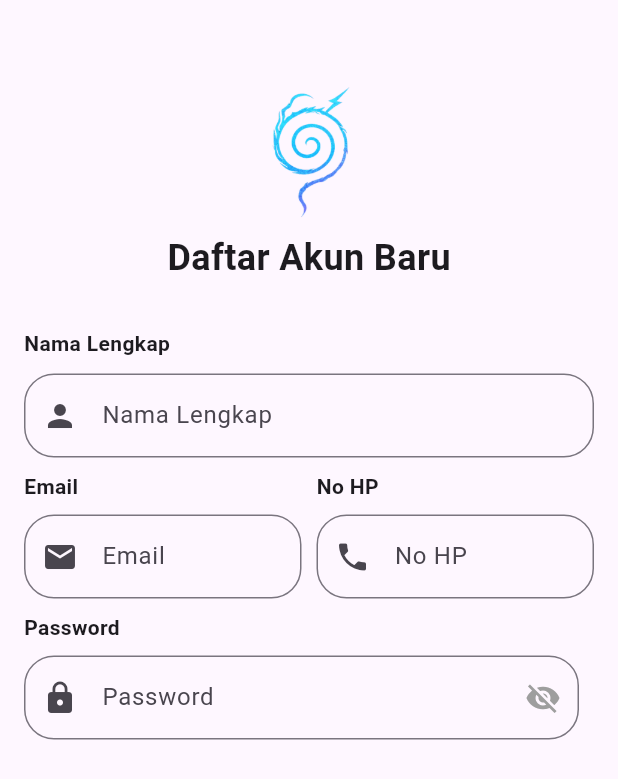
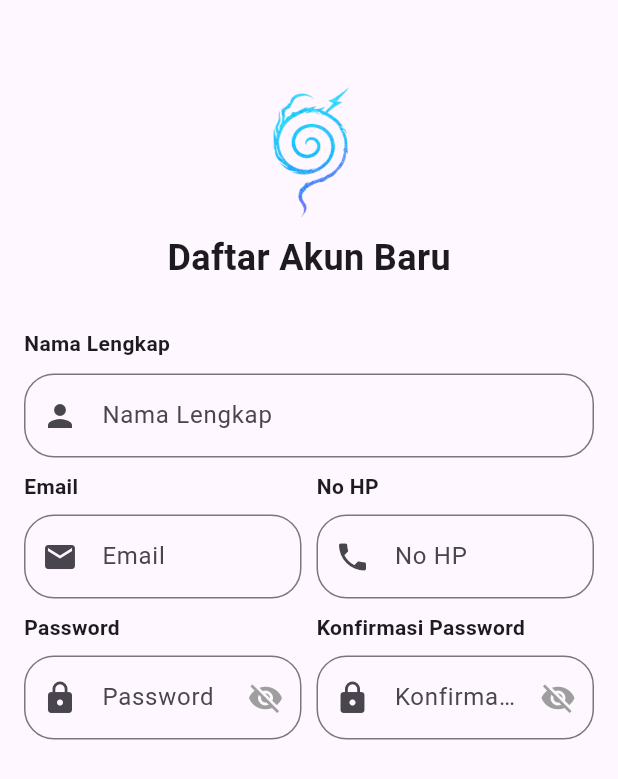
Before and after one commit to Abdurrafi07/20220140103_UCP1Flutter, a Flutter app: the RegisterPage screen opened directly, on a phone screen of 412 x 824 dp. Shown: the top 779 px of the screen. Run offline on Flutter 3.47's test engine with Material 3 defaults, Android fonts, the phone set to English and light mode, and no system bars.

Commit message:
Menambahkan field input Konfirmasi Password dengan validasi

```diff
--- a/lib/register_page.dart
+++ b/lib/register_page.dart
@@ -203,6 +203,56 @@ class _RegisterPageState extends State<RegisterPage> {
                         ),
                       ),
                       SizedBox(width: 10),
+                      Expanded(
+                        child: Column(
+                          crossAxisAlignment: CrossAxisAlignment.start,
+                          children: [
+                            Padding(
+                              padding: const EdgeInsets.only(bottom: 9, top: 9),
+                              child: Align(
+                                alignment: Alignment.centerLeft,
+                                child: Text(
+                                  'Konfirmasi Password',
+                                  style: TextStyle(fontWeight: FontWeight.bold),
+                                ),
+                              ),
+                            ),
+                            TextFormField(
+                              obscureText: _obscureKonfirmasiPassword,
+                              controller: konfirmasiPasswordController,
+                              decoration: InputDecoration(
+                                hintText: 'Konfirmasi Password',
+                                prefixIcon: Icon(Icons.lock),
+                                suffixIcon: IconButton(
+                                  icon: Icon(
+                                    _obscureKonfirmasiPassword
+                                        ? Icons.visibility_off
+                                        : Icons.visibility,
+                                    color: Colors.grey,
+                                  ),
+                                  onPressed: () {
+                                    setState(() {
+                                      _obscureKonfirmasiPassword =
+                                          !_obscureKonfirmasiPassword;
+                                    });
+                                  },
+                                ),
+                                border: OutlineInputBorder(
+                                  borderRadius: BorderRadius.all(
+                                    Radius.circular(20),
+                                  ),
+                                ),
+                              ),
+                              validator: (value) {
+                                if (value == null || value.isEmpty) {
+                                  return 'Konfirmasi password tidak boleh kosong';
+                                }
+                                return null;
+                              },
+                            ),
+                          ],
+                        ),
+                      ),
                     ],
                   ),
                 ],
```
